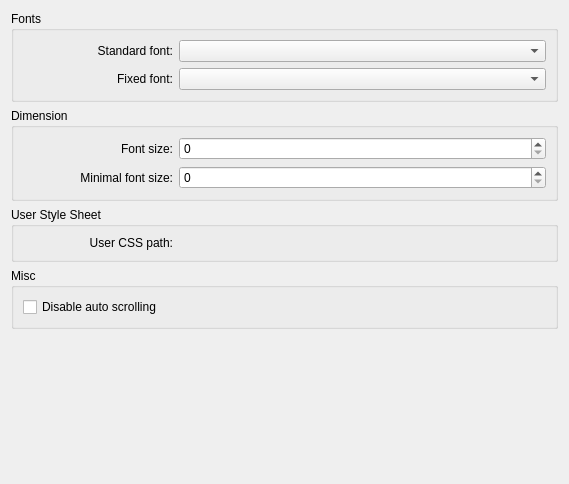
Above: src/settings/settings_appearance.ui from KDE/rekonq before the change. Below: the same form after it.
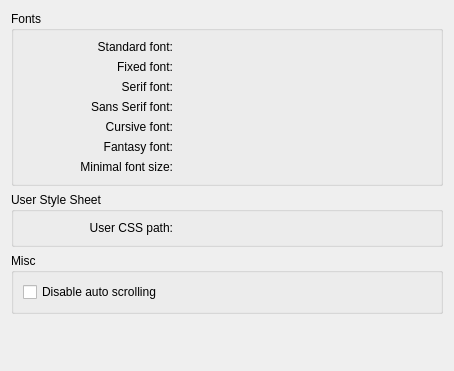
That is the form after the change. Custom widgets are drawn as their Qt base class.

Commit message: Improving fonts situation

The edit to the form file:
```diff
--- a/src/settings/settings_appearance.ui
+++ b/src/settings/settings_appearance.ui
@@ -6,8 +6,8 @@
    <rect>
     <x>0</x>
     <y>0</y>
-    <width>569</width>
-    <height>484</height>
+    <width>454</width>
+    <height>371</height>
    </rect>
   </property>
   <property name="windowTitle">
@@ -19,7 +19,7 @@
      <property name="title">
       <string>Fonts</string>
      </property>
-     <layout class="QFormLayout" name="formLayout">
+     <layout class="QGridLayout" name="gridLayout">
       <item row="0" column="0">
        <widget class="QLabel" name="label">
         <property name="sizePolicy">
@@ -43,14 +43,7 @@
        </widget>
       </item>
       <item row="0" column="1">
-       <widget class="KFontComboBox" name="kcfg_standardFont">
-        <property name="sizePolicy">
-         <sizepolicy hsizetype="Expanding" vsizetype="Fixed">
-          <horstretch>0</horstretch>
-          <verstretch>0</verstretch>
-         </sizepolicy>
-        </property>
-       </widget>
+       <widget class="KFontRequester" name="kcfg_standardFont"/>
       </item>
       <item row="1" column="0">
        <widget class="QLabel" name="label_2">
@@ -75,57 +68,9 @@
        </widget>
       </item>
       <item row="1" column="1">
-       <widget class="KFontComboBox" name="kcfg_fixedFont">
-        <property name="sizePolicy">
-         <sizepolicy hsizetype="Expanding" vsizetype="Fixed">
-          <horstretch>0</horstretch>
-          <verstretch>0</verstretch>
-         </sizepolicy>
-        </property>
-       </widget>
+       <widget class="KFontRequester" name="kcfg_fixedFont"/>
       </item>
-     </layout>
-    </widget>
-   </item>
-   <item>
-    <widget class="QGroupBox" name="groupBox_2">
-     <property name="title">
-      <string>Dimension</string>
-     </property>
-     <layout class="QFormLayout" name="formLayout_2">
-      <item row="0" column="0">
-       <widget class="QLabel" name="label_3">
-        <property name="sizePolicy">
-         <sizepolicy hsizetype="Preferred" vsizetype="Preferred">
-          <horstretch>0</horstretch>
-          <verstretch>0</verstretch>
-         </sizepolicy>
-        </property>
-        <property name="minimumSize">
-         <size>
-          <width>150</width>
-          <height>0</height>
-         </size>
-        </property>
-        <property name="text">
-         <string>Font size:</string>
-        </property>
-        <property name="alignment">
-         <set>Qt::AlignRight|Qt::AlignTrailing|Qt::AlignVCenter</set>
-        </property>
-       </widget>
-      </item>
-      <item row="0" column="1">
-       <widget class="QSpinBox" name="kcfg_fontSize">
-        <property name="sizePolicy">
-         <sizepolicy hsizetype="Expanding" vsizetype="Fixed">
-          <horstretch>0</horstretch>
-          <verstretch>0</verstretch>
-         </sizepolicy>
-        </property>
-       </widget>
-      </item>
-      <item row="1" column="0">
+      <item row="6" column="0">
        <widget class="QLabel" name="label_4">
         <property name="sizePolicy">
          <sizepolicy hsizetype="Preferred" vsizetype="Preferred">
@@ -147,13 +92,58 @@
         </property>
        </widget>
       </item>
-      <item row="1" column="1">
-       <widget class="QSpinBox" name="kcfg_minFontSize">
-        <property name="sizePolicy">
-         <sizepolicy hsizetype="Expanding" vsizetype="Fixed">
-          <horstretch>0</horstretch>
-          <verstretch>0</verstretch>
-         </sizepolicy>
+      <item row="6" column="1">
+       <widget class="KIntNumInput" name="kcfg_minFontSize"/>
+      </item>
+      <item row="2" column="1">
+       <widget class="KFontRequester" name="kcfg_serifFont"/>
+      </item>
+      <item row="3" column="1">
+       <widget class="KFontRequester" name="kcfg_sansSerifFont"/>
+      </item>
+      <item row="4" column="1">
+       <widget class="KFontRequester" name="kcfg_cursiveFont"/>
+      </item>
+      <item row="5" column="1">
+       <widget class="KFontRequester" name="kcfg_fantasyFont"/>
+      </item>
+      <item row="2" column="0">
+       <widget class="QLabel" name="label_3">
+        <property name="text">
+         <string>Serif font:</string>
+        </property>
+        <property name="alignment">
+         <set>Qt::AlignRight|Qt::AlignTrailing|Qt::AlignVCenter</set>
+        </property>
+       </widget>
+      </item>
+      <item row="3" column="0">
+       <widget class="QLabel" name="label_6">
+        <property name="text">
+         <string>Sans Serif font:</string>
+        </property>
+        <property name="alignment">
+         <set>Qt::AlignRight|Qt::AlignTrailing|Qt::AlignVCenter</set>
+        </property>
+       </widget>
+      </item>
+      <item row="4" column="0">
+       <widget class="QLabel" name="label_7">
+        <property name="text">
+         <string>Cursive font:</string>
+        </property>
+        <property name="alignment">
+         <set>Qt::AlignRight|Qt::AlignTrailing|Qt::AlignVCenter</set>
+        </property>
+       </widget>
+      </item>
+      <item row="5" column="0">
+       <widget class="QLabel" name="label_8">
+        <property name="text">
+         <string>Fantasy font:</string>
+        </property>
+        <property name="alignment">
+         <set>Qt::AlignRight|Qt::AlignTrailing|Qt::AlignVCenter</set>
         </property>
        </widget>
       </item>
@@ -233,14 +223,14 @@
    <header>kurlrequester.h</header>
   </customwidget>
   <customwidget>
-   <class>KFontComboBox</class>
-   <extends>KComboBox</extends>
-   <header>kfontcombobox.h</header>
+   <class>KFontRequester</class>
+   <extends>QWidget</extends>
+   <header>kfontrequester.h</header>
   </customwidget>
   <customwidget>
-   <class>KComboBox</class>
-   <extends>QComboBox</extends>
-   <header>kcombobox.h</header>
+   <class>KIntNumInput</class>
+   <extends>QWidget</extends>
+   <header>knuminput.h</header>
   </customwidget>
  </customwidgets>
  <resources/>
```
The commit also changes 3 other files.
